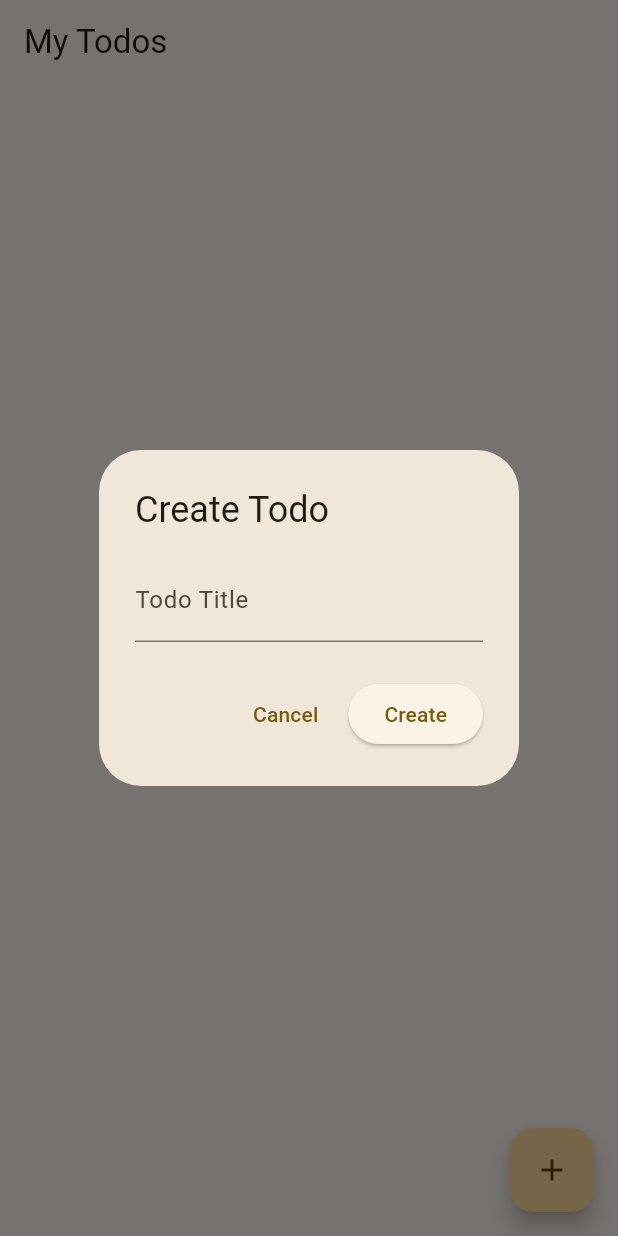
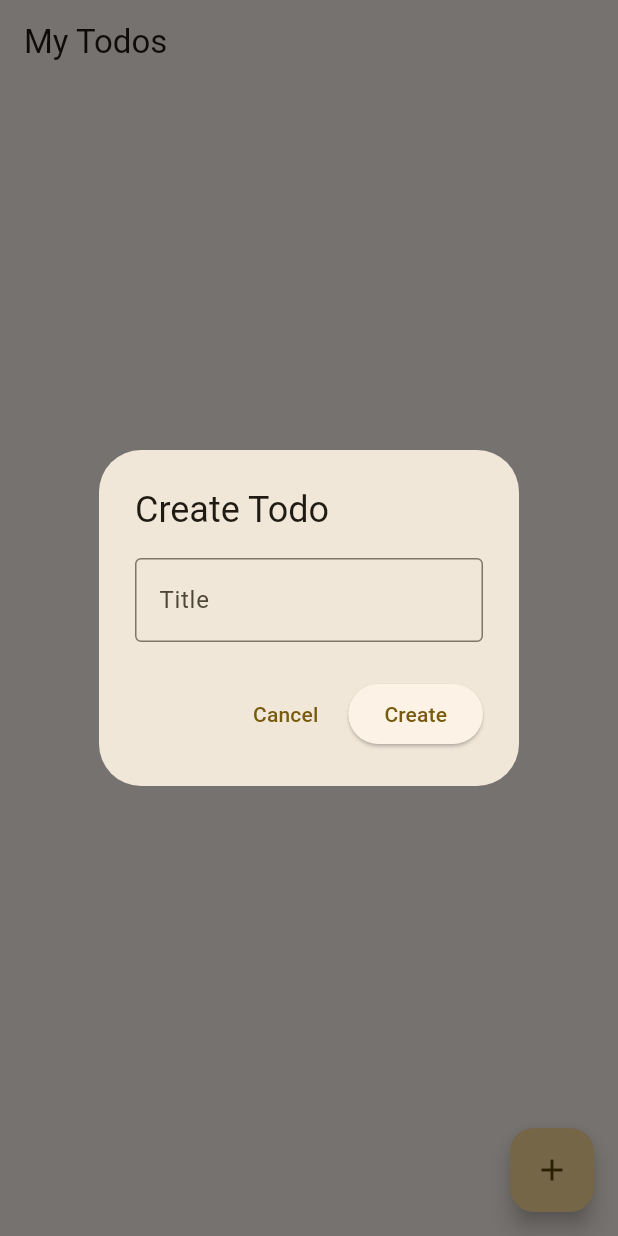
Before and after one commit to BotsheloRamela/Flutter-Todo-Bloc, a Flutter app: the screen it shows after launch, after a tap on the "add" icon, on a phone screen of 412 x 824 dp. Run offline on Flutter 3.47's test engine with Material 3 defaults, Android fonts, the phone set to English and light mode, and no system bars; our stand-ins replace equatable, floor, flutter_bloc, logger, sqflite; accounts and stored records are empty; generated files the repository leaves out were written again.

Commit message:
feat: Add validation to todo dialog

```diff
--- a/lib/presentation/widgets/todo_dialog.dart
+++ b/lib/presentation/widgets/todo_dialog.dart
@@ -8,14 +8,28 @@ void todoDialog({
 }) {
   final TextEditingController titleController = TextEditingController(text: todo?.title ?? '');
   final bool isEditing = todo != null;
+  final formKey = GlobalKey<FormState>();
 
   showDialog(
     context: context,
     builder: (BuildContext context) => AlertDialog(
         title: Text(isEditing ? 'Edit Todo' : 'Create Todo'),
-        content: TextField(
-          controller: titleController,
-          decoration: const InputDecoration(labelText: 'Todo Title'),
+        content: Form(
+          key: formKey,
+          child: TextFormField(
+            controller: titleController,
+            decoration: const InputDecoration(
+              labelText: 'Title',
+              hintText: 'Enter a title',
+              border: OutlineInputBorder(),
+            ),
+            validator: (value) {
+              if (value == null || value.trim().isEmpty) {
+                return 'Please enter a title';
+              }
+              return null;
+            },
+          ),
         ),
         actions: [
           TextButton(
@@ -24,8 +38,10 @@ void todoDialog({
           ),
           ElevatedButton(
             onPressed: () {
-              onSave(titleController.text);
-              Navigator.of(context).pop();
+              if (formKey.currentState!.validate()) {
+                onSave(titleController.text.trim());
+                Navigator.of(context).pop();
+              }
             },
             child: Text(isEditing ? 'Update' : 'Create'),
           ),
```
